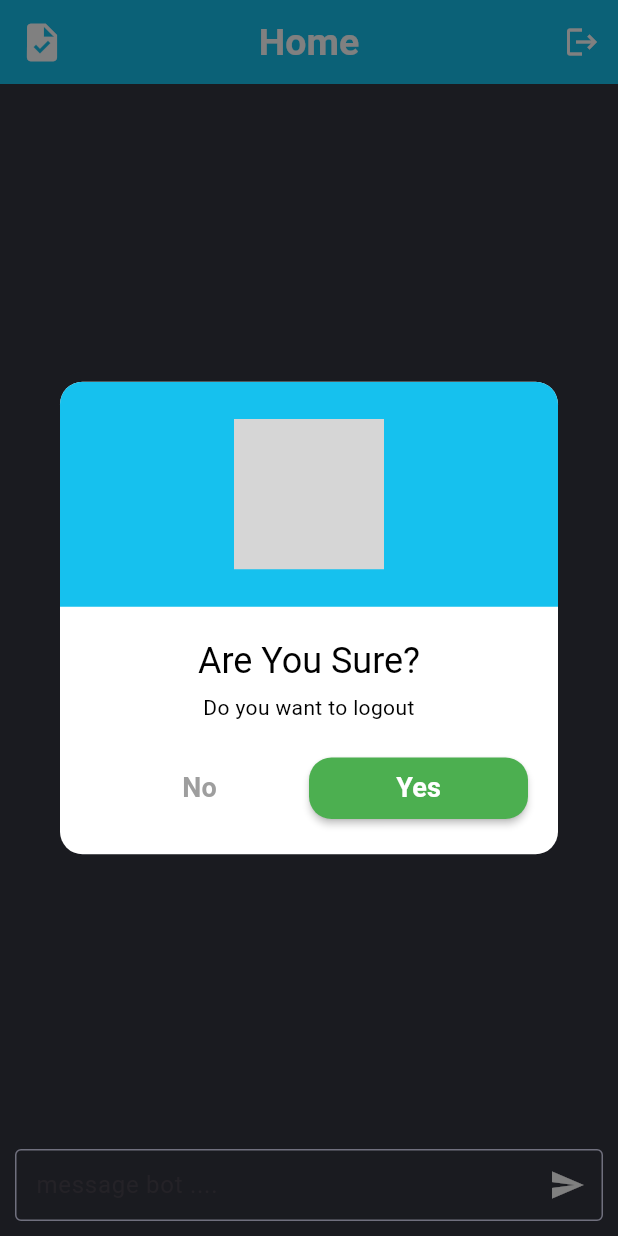
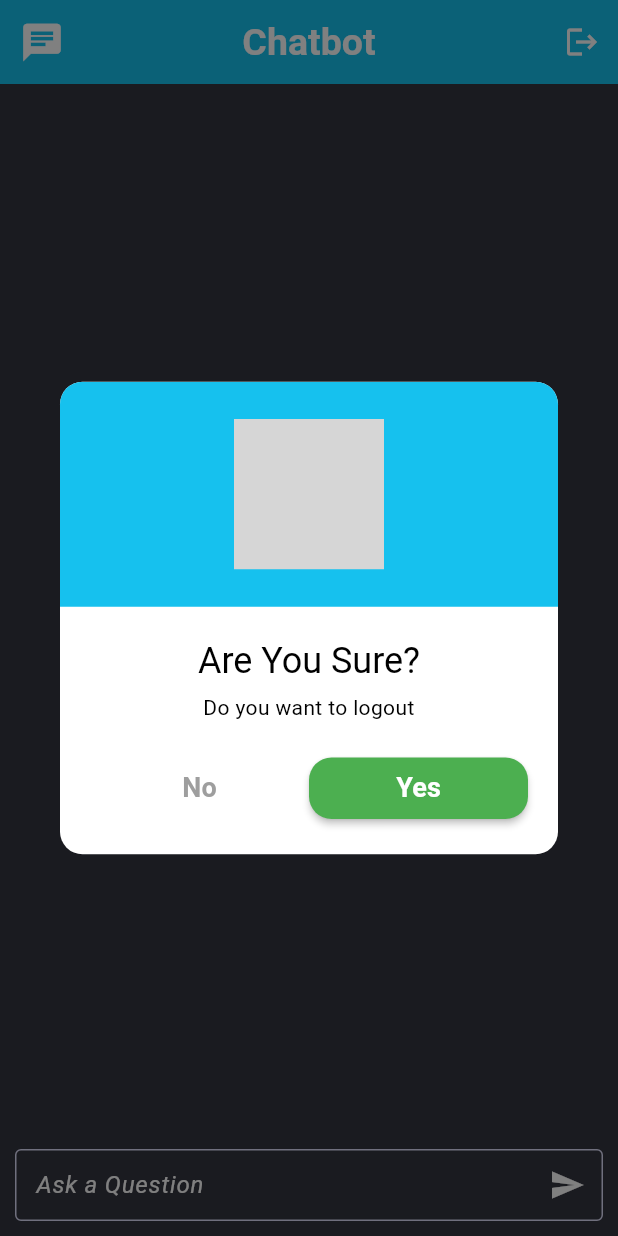
Before and after one commit to youngcodes1/Flutter-test-project, a Flutter app: the HomeScreen screen opened directly, after a tap on the "logout" icon, on a phone screen of 412 x 824 dp. Run offline on Flutter 3.47's test engine with Material 2 defaults, Android fonts, the phone set to English and light mode, and no system bars; our stand-ins replace get, hive, hive_flutter, quickalert, sqflite; accounts and stored records are empty; grey boxes are pictures that could not be loaded.

Commit message:
ui refactor

```diff
--- /dev/null
+++ b/lib/Providers/ChatProvider/chat_provider.dart
@@ -0,0 +1,12 @@
+import 'package:flutter/material.dart';
+import 'package:flutter_test_project/Services/chat_service.dart';
+
+class ChatProvider extends ChangeNotifier {
+  final ChatService _service = ChatService();
+  List<Map<String, String>> get messages => _service.messages;
+  Future<String> sendMessage(String message) async {
+    final response = await _service.sendMessage(message);
+    notifyListeners();
+    return response;
+  }
+}
--- a/lib/Views/Screens/AppScreens/Home/home.dart
+++ b/lib/Views/Screens/AppScreens/Home/home.dart
@@ -1,4 +1,5 @@
 import 'package:flutter/material.dart';
+import 'package:flutter_test_project/Providers/ChatProvider/chat_provider.dart';
 import 'package:flutter_test_project/Providers/GptProvider/gpt_provider.dart';
 import 'package:flutter_test_project/Utils/Colors/colors.dart';
 import 'package:flutter_test_project/common/widgets/custom_appbar.dart/custom_appbar.dart';
@@ -30,13 +31,14 @@ class _HomeScreenState extends State<HomeScreen> {
   Widget build(BuildContext context) {
     final authProvider = Provider.of<AuthProvider>(context);
     final gptProvider = Provider.of<GptProvider>(context);
+
     return Scaffold(
       backgroundColor: AppColors.gcolor,
       appBar: CustomAppBar(
         backgroundColor: AppColors.myblue,
-        title: 'Home',
+        title: 'Chatbot',
         leading: const Icon(
-          Icons.task,
+          Icons.chat,
           size: 30,
           color: Colors.white,
         ),
@@ -69,22 +71,22 @@ class _HomeScreenState extends State<HomeScreen> {
       body: Column(
         children: [
           Expanded(
-              child: ListView(
-            children: [],
-          )),
+            child: ListView(),
+          ),
           Align(
             alignment: Alignment.bottomCenter,
             child: Padding(
               padding: const EdgeInsets.all(10.0),
-              child: Form(
-                key: _formkey,
               child: CustomTextFormField(
-                  hintText: 'message bot ....',
+                hintText: 'Ask a Question ',
+                hintTextColor: Colors.white,
                 controller: message,
                 suffixIcon: IconButton(
                     onPressed: () async {
-                        if (_formkey.currentState!.validate()) {
-                          await gptProvider.sendMessage(message.text);
+                      final messages = message.text;
+                      if (messages.isNotEmpty) {
+                        await gptProvider.sendMessage(messages);
+                        message.clear();
                       }
                     },
                     icon: const Icon(
@@ -94,7 +96,6 @@ class _HomeScreenState extends State<HomeScreen> {
               ),
             ),
           ),
-          )
         ],
       ),
     );
--- a/lib/common/widgets/custom_textform/custom_textform.dart
+++ b/lib/common/widgets/custom_textform/custom_textform.dart
@@ -4,6 +4,7 @@ import '../../../Utils/Colors/colors.dart';
 
 class CustomTextFormField extends StatelessWidget {
   final labelText;
+  final Color? hintTextColor;
   final initialValue;
   final hintText;
   final prefixIcon;
@@ -26,6 +27,7 @@ class CustomTextFormField extends StatelessWidget {
       this.validator,
       this.hintText,
       this.border,
+      this.hintTextColor,
       this.keyboardType,
       this.onChanged,
       this.initialValue});
@@ -62,6 +64,12 @@ class CustomTextFormField extends StatelessWidget {
         labelText: labelText,
         suffixIcon: suffixIcon,
         hintText: hintText,
+        hintStyle: TextStyle(
+          color: hintTextColor ??
+              Colors.grey, // Use provided color or default to grey
+          fontStyle: FontStyle.italic, // Italicize the hint text (optional)
+          // Add more styles as needed
+        ),
         border: border,
         floatingLabelStyle: const TextStyle(color: AppColors.myblue),
       ),
--- a/lib/main.dart
+++ b/lib/main.dart
@@ -1,5 +1,6 @@
 import 'package:flutter/material.dart';
 import 'package:flutter_test_project/Providers/AuthProvider/auth_provider.dart';
+import 'package:flutter_test_project/Providers/ChatProvider/chat_provider.dart';
 import 'package:flutter_test_project/Providers/GptProvider/gpt_provider.dart';
 import 'package:flutter_test_project/Views/Screens/AppScreens/splash/splash_screen.dart';
 import 'package:get/get.dart';
@@ -27,6 +28,7 @@ class MyApp extends StatelessWidget {
         ChangeNotifierProvider(create: (_) => BottomNavProvider()),
         ChangeNotifierProvider(create: (_) => AuthProvider()),
         ChangeNotifierProvider(create: (_) => GptProvider()),
+        ChangeNotifierProvider(create: (_) => ChatProvider()),
       ],
       child: GetMaterialApp(
         title: 'Flutter Demo',
```
Also changed, not shown: lib/Providers/GptProvider/gpt_provider.dart (+4 -6 lines), lib/Services/chat_service.dart (added, +46 -0 lines). Lines whose indentation alone changed are shown as unchanged.
